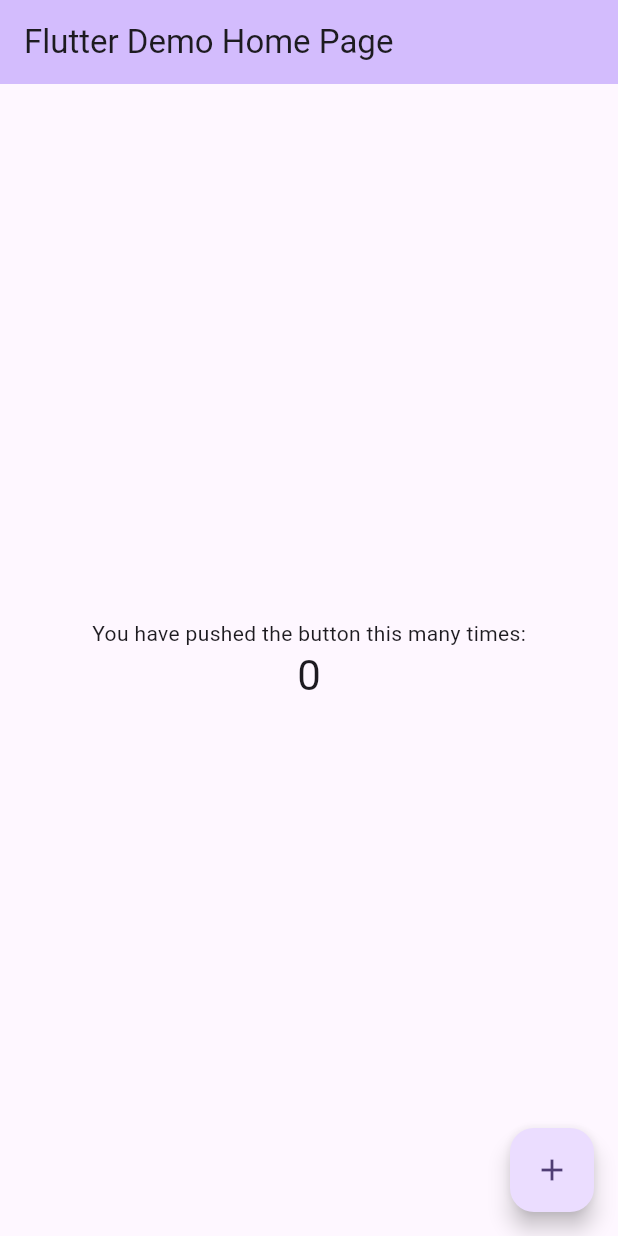
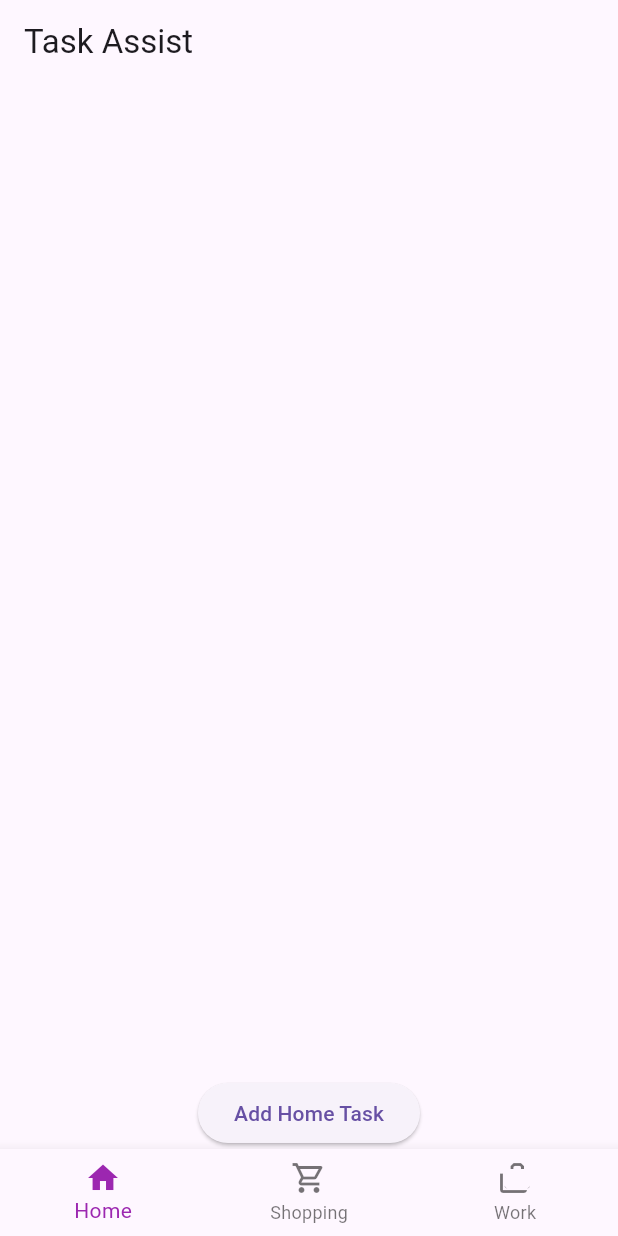
Before and after one commit to alambuyachelsea/Task_Assist, a Flutter app: the screen it shows after launch, on a phone screen of 412 x 824 dp. Run offline on Flutter 3.47's test engine with Material 3 defaults, Android fonts, the phone set to English and light mode, and no system bars.

Commit message:
adding file to checklist

```diff
--- a/lib/main.dart
+++ b/lib/main.dart
@@ -1,126 +1,269 @@
 import 'package:flutter/material.dart';
 
 void main() {
-  runApp(const MyApp());
+  runApp(MyApp());
 }
 
 class MyApp extends StatelessWidget {
-  const MyApp({super.key});
-
-  // This widget is the root of your application.
   @override
   Widget build(BuildContext context) {
     return MaterialApp(
       debugShowCheckedModeBanner: false,
-      title: 'Flutter Demo',
+      title: 'Task Assist',
       theme: ThemeData(
-        // This is the theme of your application.
-        //
-        // TRY THIS: Try running your application with "flutter run". You'll see
-        // the application has a purple toolbar. Then, without quitting the app,
-        // try changing the seedColor in the colorScheme below to Colors.green
-        // and then invoke "hot reload" (save your changes or press the "hot
-        // reload" button in a Flutter-supported IDE, or press "r" if you used
-        // the command line to start the app).
-        //
-        // Notice that the counter didn't reset back to zero; the application
-        // state is not lost during the reload. To reset the state, use hot
-        // restart instead.
-        //
-        // This works for code too, not just values: Most code changes can be
-        // tested with just a hot reload.
-        colorScheme: ColorScheme.fromSeed(seedColor: Colors.deepPurple),
-        useMaterial3: true,
+        primarySwatch: Colors.blue,
       ),
-      home: const MyHomePage(title: 'Flutter Demo Home Page'),
+      home: MyHomePage(),
     );
   }
 }
 
 class MyHomePage extends StatefulWidget {
-  const MyHomePage({super.key, required this.title});
-
-  // This widget is the home page of your application. It is stateful, meaning
-  // that it has a State object (defined below) that contains fields that affect
-  // how it looks.
-
-  // This class is the configuration for the state. It holds the values (in this
-  // case the title) provided by the parent (in this case the App widget) and
-  // used by the build method of the State. Fields in a Widget subclass are
-  // always marked "final".
-
-  final String title;
-
   @override
-  State<MyHomePage> createState() => _MyHomePageState();
+  _MyHomePageState createState() => _MyHomePageState();
 }
 
 class _MyHomePageState extends State<MyHomePage> {
-  int _counter = 0;
+  int _selectedIndex = 0;
 
-  void _incrementCounter() {
+  static List<Widget> _widgetOptions = <Widget>[
+    HomePage(),
+    ShoppingPage(),
+    WorkPage(),
+  ];
+
+  void _onItemTapped(int index) {
     setState(() {
-      // This call to setState tells the Flutter framework that something has
-      // changed in this State, which causes it to rerun the build method below
-      // so that the display can reflect the updated values. If we changed
-      // _counter without calling setState(), then the build method would not be
-      // called again, and so nothing would appear to happen.
-      _counter++;
+      _selectedIndex = index;
     });
   }
 
   @override
   Widget build(BuildContext context) {
-    // This method is rerun every time setState is called, for instance as done
-    // by the _incrementCounter method above.
-    //
-    // The Flutter framework has been optimized to make rerunning build methods
-    // fast, so that you can just rebuild anything that needs updating rather
-    // than having to individually change instances of widgets.
     return Scaffold(
       appBar: AppBar(
-        // TRY THIS: Try changing the color here to a specific color (to
-        // Colors.amber, perhaps?) and trigger a hot reload to see the AppBar
-        // change color while the other colors stay the same.
-        backgroundColor: Theme.of(context).colorScheme.inversePrimary,
-        // Here we take the value from the MyHomePage object that was created by
-        // the App.build method, and use it to set our appbar title.
-        title: Text(widget.title),
+        title: Text('Task Assist'),
       ),
       body: Center(
-        // Center is a layout widget. It takes a single child and positions it
-        // in the middle of the parent.
-        child: Column(
-          // Column is also a layout widget. It takes a list of children and
-          // arranges them vertically. By default, it sizes itself to fit its
-          // children horizontally, and tries to be as tall as its parent.
-          //
-          // Column has various properties to control how it sizes itself and
-          // how it positions its children. Here we use mainAxisAlignment to
-          // center the children vertically; the main axis here is the vertical
-          // axis because Columns are vertical (the cross axis would be
-          // horizontal).
-          //
-          // TRY THIS: Invoke "debug painting" (choose the "Toggle Debug Paint"
-          // action in the IDE, or press "p" in the console), to see the
-          // wireframe for each widget.
-          mainAxisAlignment: MainAxisAlignment.center,
-          children: <Widget>[
-            const Text(
-              'You have pushed the button this many times:',
-            ),
-            Text(
-              '$_counter',
-              style: Theme.of(context).textTheme.headlineMedium,
-            ),
-          ],
-        ),
+        child: _widgetOptions.elementAt(_selectedIndex),
       ),
-      floatingActionButton: FloatingActionButton(
-        onPressed: _incrementCounter,
-        tooltip: 'Increment',
-        child: const Icon(Icons.add),
-      ), // This trailing comma makes auto-formatting nicer for build methods.
+      bottomNavigationBar: BottomNavigationBar(
+        items: const <BottomNavigationBarItem>[
+          BottomNavigationBarItem(
+            icon: Icon(Icons.home),
+            label: 'Home',
+          ),
+          BottomNavigationBarItem(
+            icon: Icon(Icons.shopping_cart_outlined),
+            label: 'Shopping',
+          ),
+          BottomNavigationBarItem(
+            icon: Icon(Icons.cases),
+            label: 'Work',
+          ),
+        ],
+        currentIndex: _selectedIndex,
+        selectedItemColor: Colors.purple,
+        onTap: _onItemTapped,
+      ),
     );
   }
 }
+
+class HomePage extends StatefulWidget {
+  @override
+  _HomePageState createState() => _HomePageState();
+}
+
+class _HomePageState extends State<HomePage> {
+  final List<Widget> _items = [];
+  final TextEditingController _controller = TextEditingController();
+
+  void _addItem() {
+    showDialog(
+      context: context,
+      builder: (BuildContext context) {
+        return AlertDialog(
+          title: Text('Add Home Task'),
+          content: TextField(
+            controller: _controller,
+            decoration: InputDecoration(hintText: "Enter task name"),
+          ),
+          actions: <Widget>[
+            TextButton(
+              child: Text('Cancel'),
+              onPressed: () {
+                _controller.clear();
+                Navigator.of(context).pop();
+              },
+            ),
+            TextButton(
+              child: Text('Add'),
+              onPressed: () {
+                setState(() {
+                  _items.add(CheckboxListTile(
+                    title: Text(_controller.text),
+                    value: false,
+                    onChanged: (bool? value) {},
+                  ));
+                });
+                _controller.clear();
+                Navigator.of(context).pop();
+              },
+            ),
+          ],
+        );
+      },
+    );
+  }
+
+  @override
+  Widget build(BuildContext context) {
+    return Column(
+      mainAxisAlignment: MainAxisAlignment.center,
+      children: <Widget>[
+        Expanded(
+          child: ListView(
+            children: _items,
+          ),
+        ),
+        ElevatedButton(
+          onPressed: _addItem,
+          child: Text('Add Home Task'),
+        ),
+      ],
+    );
+  }
+}
+
+class ShoppingPage extends StatefulWidget {
+  @override
+  _ShoppingPageState createState() => _ShoppingPageState();
+}
+
+class _ShoppingPageState extends State<ShoppingPage> {
+  final List<Widget> _items = [];
+  final TextEditingController _controller = TextEditingController();
+
+  void _addItem() {
+    showDialog(
+      context: context,
+      builder: (BuildContext context) {
+        return AlertDialog(
+          title: Text('Add Shopping Task'),
+          content: TextField(
+            controller: _controller,
+            decoration: InputDecoration(hintText: "Enter task name"),
+          ),
+          actions: <Widget>[
+            TextButton(
+              child: Text('Cancel'),
+              onPressed: () {
+                _controller.clear();
+                Navigator.of(context).pop();
+              },
+            ),
+            TextButton(
+              child: Text('Add'),
+              onPressed: () {
+                setState(() {
+                  _items.add(CheckboxListTile(
+                    title: Text(_controller.text),
+                    value: false,
+                    onChanged: (bool? value) {},
+                  ));
+                });
+                _controller.clear();
+                Navigator.of(context).pop();
+              },
+            ),
+          ],
+        );
+      },
+    );
+  }
+
+  @override
+  Widget build(BuildContext context) {
+    return Column(
+      mainAxisAlignment: MainAxisAlignment.center,
+      children: <Widget>[
+        Expanded(
+          child: ListView(
+            children: _items,
+          ),
+        ),
+        ElevatedButton(
+          onPressed: _addItem,
+          child: Text('Add Shopping Task'),
+        ),
+      ],
+    );
+  }
+}
+
+class WorkPage extends StatefulWidget {
+  @override
+  _WorkPageState createState() => _WorkPageState();
+}
+
+class _WorkPageState extends State<WorkPage> {
+  final List<Widget> _items = [];
+  final TextEditingController _controller = TextEditingController();
+
+  void _addItem() {
+    showDialog(
+      context: context,
+      builder: (BuildContext context) {
+        return AlertDialog(
+          title: Text('Add Work Task'),
+          content: TextField(
+            controller: _controller,
+            decoration: InputDecoration(hintText: "Enter task name"),
+          ),
+          actions: <Widget>[
+            TextButton(
+              child: Text('Cancel'),
+              onPressed: () {
+                _controller.clear();
+                Navigator.of(context).pop();
+              },
+            ),
+            TextButton(
+              child: Text('Add'),
+              onPressed: () {
+                setState(() {
+                  _items.add(CheckboxListTile(
+                    title: Text(_controller.text),
+                    value: false,
+                    onChanged: (bool? value) {},
+                  ));
+                });
+                _controller.clear();
+                Navigator.of(context).pop();
+              },
+            ),
+          ],
+        );
+      },
+    );
+  }
+
+  @override
+  Widget build(BuildContext context) {
+    return Column(
+      mainAxisAlignment: MainAxisAlignment.center,
+      children: <Widget>[
+        Expanded(
+          child: ListView(
+            children: _items,
+          ),
+        ),
+        ElevatedButton(
+          onPressed: _addItem,
+          child: Text('Add Work Task'),
+        ),
+      ],
+    );
+  }
+}
```
Also changed, not shown: pubspec.yaml (+5 -73 lines), 2 other files.
